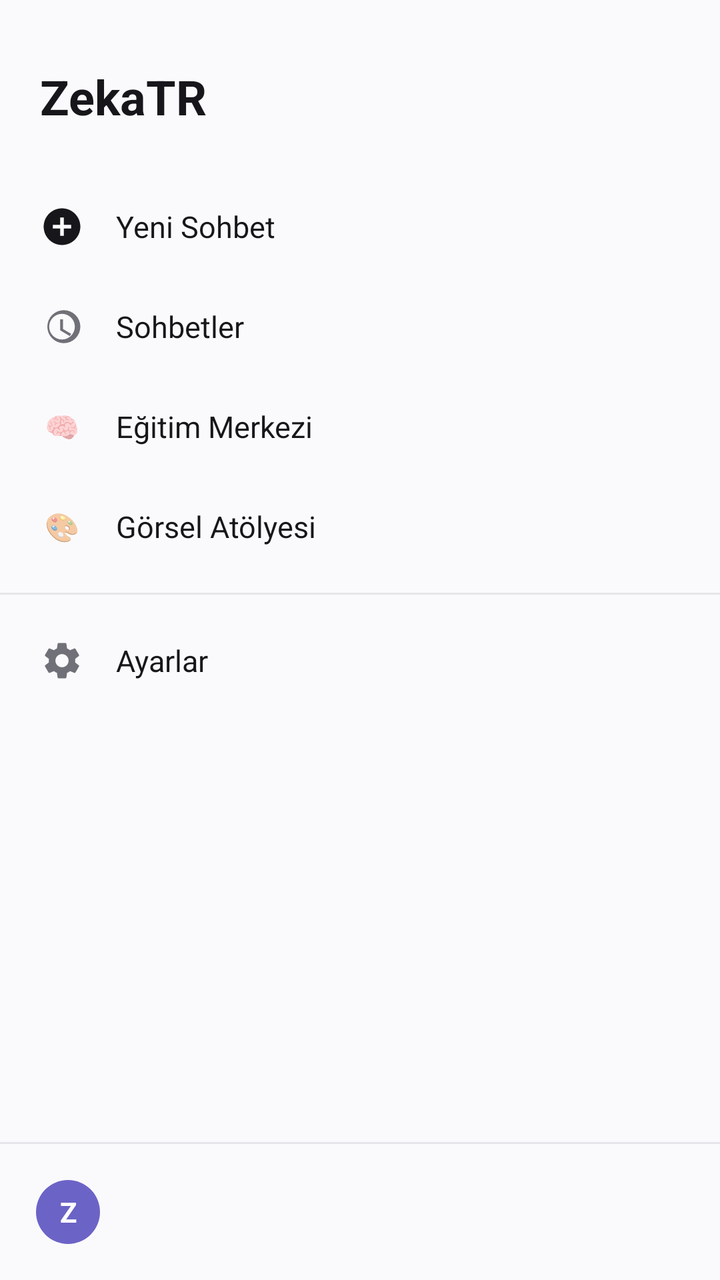
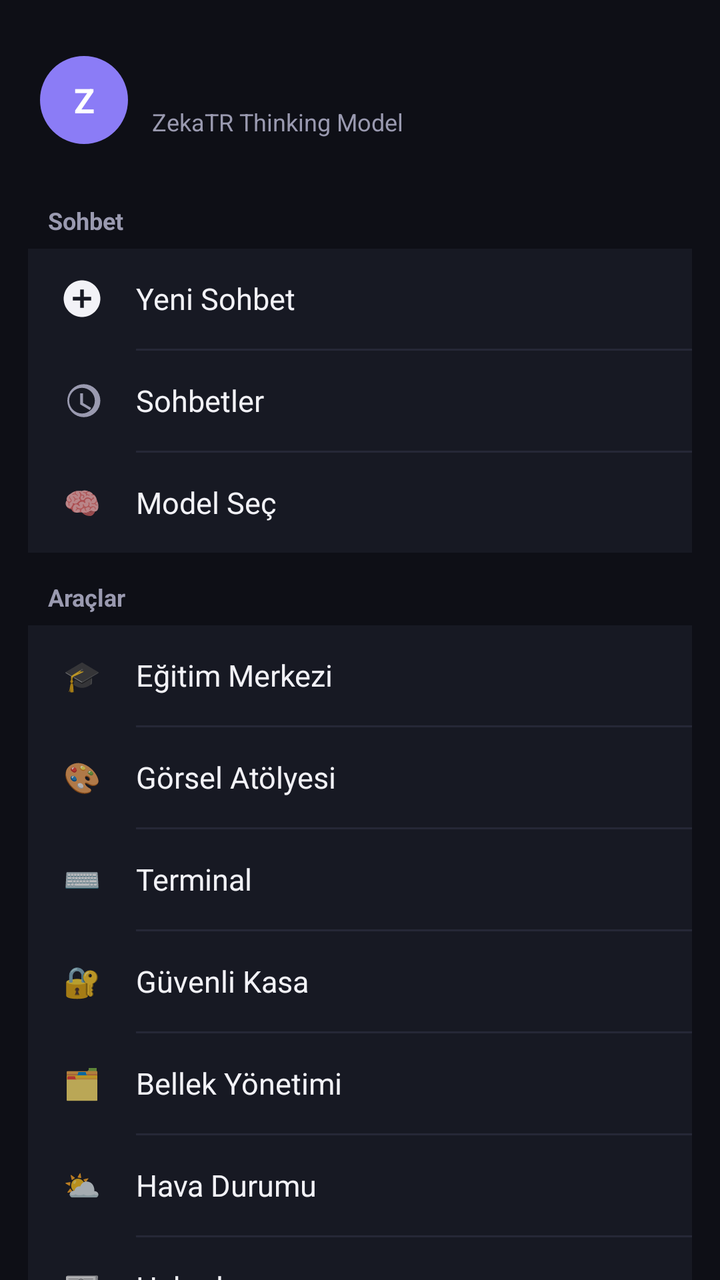

The first picture is an Android layout as it rendered before a commit; the second is the same layout after the commit. The layout source and the unified diff follow.
<!-- AndroidManifest.xml: application theme Theme.ZekaTR -->
<!-- res/layout/drawer_content.xml -->
<?xml version="1.0" encoding="utf-8"?>
<LinearLayout xmlns:android="http://schemas.android.com/apk/res/android"
    android:layout_width="match_parent"
    android:layout_height="match_parent"
    android:orientation="vertical"
    android:background="@color/bg_main"
    android:paddingTop="32dp">

    <TextView
        android:layout_width="wrap_content"
        android:layout_height="wrap_content"
        android:layout_marginStart="20dp"
        android:layout_marginBottom="24dp"
        android:text="@string/app_name"
        android:textColor="@color/text_primary"
        android:textSize="24sp"
        android:textStyle="bold" />

    <LinearLayout
        android:id="@+id/rowNewChat"
        android:layout_width="match_parent"
        android:layout_height="wrap_content"
        android:orientation="horizontal"
        android:gravity="center_vertical"
        android:clickable="true"
        android:focusable="true"
        android:background="?attr/selectableItemBackground"
        android:paddingHorizontal="20dp"
        android:paddingVertical="14dp">

        <ImageView
            android:layout_width="22dp"
            android:layout_height="22dp"
            android:src="@drawable/ic_new_chat"
            android:contentDescription="@string/history_new_chat" />

        <TextView
            android:layout_width="wrap_content"
            android:layout_height="wrap_content"
            android:layout_marginStart="16dp"
            android:text="@string/history_new_chat"
            android:textColor="@color/text_primary"
            android:textSize="15sp" />
    </LinearLayout>

    <LinearLayout
        android:id="@+id/rowHistory"
        android:layout_width="match_parent"
        android:layout_height="wrap_content"
        android:orientation="horizontal"
        android:gravity="center_vertical"
        android:clickable="true"
        android:focusable="true"
        android:background="?attr/selectableItemBackground"
        android:paddingHorizontal="20dp"
        android:paddingVertical="14dp">

        <ImageView
            android:layout_width="22dp"
            android:layout_height="22dp"
            android:src="@drawable/ic_history"
            android:contentDescription="@string/history_title" />

        <TextView
            android:layout_width="wrap_content"
            android:layout_height="wrap_content"
            android:layout_marginStart="16dp"
            android:text="@string/history_title"
            android:textColor="@color/text_primary"
            android:textSize="15sp" />
    </LinearLayout>

    <LinearLayout
        android:id="@+id/rowTraining"
        android:layout_width="match_parent"
        android:layout_height="wrap_content"
        android:orientation="horizontal"
        android:gravity="center_vertical"
        android:clickable="true"
        android:focusable="true"
        android:background="?attr/selectableItemBackground"
        android:paddingHorizontal="20dp"
        android:paddingVertical="14dp">
        <TextView android:layout_width="22dp" android:layout_height="22dp" android:text="🧠" android:gravity="center" />
        <TextView android:layout_width="wrap_content" android:layout_height="wrap_content" android:layout_marginStart="16dp" android:text="Eğitim Merkezi" android:textColor="@color/text_primary" android:textSize="15sp" />
    </LinearLayout>

    <LinearLayout
        android:id="@+id/rowImageLab"
        android:layout_width="match_parent"
        android:layout_height="wrap_content"
        android:orientation="horizontal"
        android:gravity="center_vertical"
        android:clickable="true"
        android:focusable="true"
        android:background="?attr/selectableItemBackground"
        android:paddingHorizontal="20dp"
        android:paddingVertical="14dp">
        <TextView android:layout_width="22dp" android:layout_height="22dp" android:text="🎨" android:gravity="center" />
        <TextView android:layout_width="wrap_content" android:layout_height="wrap_content" android:layout_marginStart="16dp" android:text="Görsel Atölyesi" android:textColor="@color/text_primary" android:textSize="15sp" />
    </LinearLayout>

    <View
        android:layout_width="match_parent"
        android:layout_height="1dp"
        android:layout_marginVertical="8dp"
        android:background="@color/divider" />

    <LinearLayout
        android:id="@+id/rowSettings"
        android:layout_width="match_parent"
        android:layout_height="wrap_content"
        android:orientation="horizontal"
        android:gravity="center_vertical"
        android:clickable="true"
        android:focusable="true"
        android:background="?attr/selectableItemBackground"
        android:paddingHorizontal="20dp"
        android:paddingVertical="14dp">

        <ImageView
            android:layout_width="22dp"
            android:layout_height="22dp"
            android:src="@drawable/ic_settings"
            android:contentDescription="@string/settings_title" />

        <TextView
            android:layout_width="wrap_content"
            android:layout_height="wrap_content"
            android:layout_marginStart="16dp"
            android:text="@string/settings_title"
            android:textColor="@color/text_primary"
            android:textSize="15sp" />
    </LinearLayout>

    <View
        android:layout_width="0dp"
        android:layout_height="0dp"
        android:layout_weight="1" />

    <View
        android:layout_width="match_parent"
        android:layout_height="1dp"
        android:background="@color/divider" />

    <LinearLayout
        android:layout_width="match_parent"
        android:layout_height="wrap_content"
        android:orientation="horizontal"
        android:gravity="center_vertical"
        android:padding="18dp">

        <TextView
            android:id="@+id/textDrawerAvatar"
            android:layout_width="32dp"
            android:layout_height="32dp"
            android:background="@drawable/bg_avatar_circle"
            android:gravity="center"
            android:text="Z"
            android:textColor="@color/white"
            android:textStyle="bold" />

        <TextView
            android:id="@+id/textDrawerName"
            android:layout_width="wrap_content"
            android:layout_height="wrap_content"
            android:layout_marginStart="12dp"
            android:textColor="@color/text_primary"
            android:textSize="14sp" />
    </LinearLayout>
</LinearLayout>
<!-- resources referenced by this layout -->
<resources>
  <color name="bg_main">#FAFAFC</color>
  <color name="divider">#E5E5EA</color>
  <color name="text_primary">#17171B</color>
  <color name="white">#FFFFFF</color>
  <string name="app_name">ZekaTR</string>
  <string name="history_new_chat">Yeni Sohbet</string>
  <string name="history_title">Sohbetler</string>
  <string name="settings_title">Ayarlar</string>
  <style name="Theme.ZekaTR" parent="Theme.MaterialComponents.DayNight.NoActionBar">
          <item name="colorPrimary">@color/accent</item>
          <item name="colorPrimaryDark">@color/accent_dark</item>
          <item name="colorAccent">@color/accent</item>
          <item name="android:windowBackground">@color/bg_main</item>
          <item name="android:statusBarColor">@color/bg_main</item>
          <item name="android:windowLightStatusBar" tools:targetApi="m">true</item>
      </style>
  <color name="accent">#6B63C6</color>
  <color name="text_secondary">#707078</color>
  <color name="accent_dark">#5048A6</color>
  <!-- unchanged entries left out for length: 4 -->
</resources>

<!-- the commit's change to res/layout/drawer_content.xml (unified diff, before → after) -->
@@ -1,171 +1,140 @@
 <?xml version="1.0" encoding="utf-8"?>
 <LinearLayout xmlns:android="http://schemas.android.com/apk/res/android"
-    android:layout_width="match_parent"
+    android:layout_width="300dp"
     android:layout_height="match_parent"
     android:orientation="vertical"
-    android:background="@color/bg_main"
-    android:paddingTop="32dp">
+    android:background="@color/bg_main">
 
-    <TextView
-        android:layout_width="wrap_content"
-        android:layout_height="wrap_content"
-        android:layout_marginStart="20dp"
-        android:layout_marginBottom="24dp"
-        android:text="@string/app_name"
-        android:textColor="@color/text_primary"
-        android:textSize="24sp"
-        android:textStyle="bold" />
-
-    <LinearLayout
-        android:id="@+id/rowNewChat"
-        android:layout_width="match_parent"
-        android:layout_height="wrap_content"
-        android:orientation="horizontal"
-        android:gravity="center_vertical"
-        android:clickable="true"
-        android:focusable="true"
-        android:background="?attr/selectableItemBackground"
-        android:paddingHorizontal="20dp"
-        android:paddingVertical="14dp">
-
-        <ImageView
-            android:layout_width="22dp"
-            android:layout_height="22dp"
-            android:src="@drawable/ic_new_chat"
-            android:contentDescription="@string/history_new_chat" />
-
-        <TextView
-            android:layout_width="wrap_content"
-            android:layout_height="wrap_content"
-            android:layout_marginStart="16dp"
-            android:text="@string/history_new_chat"
-            android:textColor="@color/text_primary"
-            android:textSize="15sp" />
-    </LinearLayout>
-
-    <LinearLayout
-        android:id="@+id/rowHistory"
-        android:layout_width="match_parent"
-        android:layout_height="wrap_content"
-        android:orientation="horizontal"
-        android:gravity="center_vertical"
-        android:clickable="true"
-        android:focusable="true"
-        android:background="?attr/selectableItemBackground"
-        android:paddingHorizontal="20dp"
-        android:paddingVertical="14dp">
-
-        <ImageView
-            android:layout_width="22dp"
-            android:layout_height="22dp"
-            android:src="@drawable/ic_history"
-            android:contentDescription="@string/history_title" />
-
-        <TextView
-            android:layout_width="wrap_content"
-            android:layout_height="wrap_content"
-            android:layout_marginStart="16dp"
-            android:text="@string/history_title"
-            android:textColor="@color/text_primary"
-            android:textSize="15sp" />
-    </LinearLayout>
-
-    <LinearLayout
-        android:id="@+id/rowTraining"
-        android:layout_width="match_parent"
-        android:layout_height="wrap_content"
-        android:orientation="horizontal"
-        android:gravity="center_vertical"
-        android:clickable="true"
-        android:focusable="true"
-        android:background="?attr/selectableItemBackground"
-        android:paddingHorizontal="20dp"
-        android:paddingVertical="14dp">
-        <TextView android:layout_width="22dp" android:layout_height="22dp" android:text="🧠" android:gravity="center" />
-        <TextView android:layout_width="wrap_content" android:layout_height="wrap_content" android:layout_marginStart="16dp" android:text="Eğitim Merkezi" android:textColor="@color/text_primary" android:textSize="15sp" />
-    </LinearLayout>
-
-    <LinearLayout
-        android:id="@+id/rowImageLab"
-        android:layout_width="match_parent"
-        android:layout_height="wrap_content"
-        android:orientation="horizontal"
-        android:gravity="center_vertical"
-        android:clickable="true"
-        android:focusable="true"
-        android:background="?attr/selectableItemBackground"
-        android:paddingHorizontal="20dp"
-        android:paddingVertical="14dp">
-        <TextView android:layout_width="22dp" android:layout_height="22dp" android:text="🎨" android:gravity="center" />
-        <TextView android:layout_width="wrap_content" android:layout_height="wrap_content" android:layout_marginStart="16dp" android:text="Görsel Atölyesi" android:textColor="@color/text_primary" android:textSize="15sp" />
-    </LinearLayout>
-
-    <View
-        android:layout_width="match_parent"
-        android:layout_height="1dp"
-        android:layout_marginVertical="8dp"
-        android:background="@color/divider" />
-
-    <LinearLayout
-        android:id="@+id/rowSettings"
-        android:layout_width="match_parent"
-        android:layout_height="wrap_content"
-        android:orientation="horizontal"
-        android:gravity="center_vertical"
-        android:clickable="true"
-        android:focusable="true"
-        android:background="?attr/selectableItemBackground"
-        android:paddingHorizontal="20dp"
-        android:paddingVertical="14dp">
-
-        <ImageView
-            android:layout_width="22dp"
-            android:layout_height="22dp"
-            android:src="@drawable/ic_settings"
-            android:contentDescription="@string/settings_title" />
-
-        <TextView
-            android:layout_width="wrap_content"
-            android:layout_height="wrap_content"
-            android:layout_marginStart="16dp"
-            android:text="@string/settings_title"
-            android:textColor="@color/text_primary"
-            android:textSize="15sp" />
-    </LinearLayout>
-
-    <View
-        android:layout_width="0dp"
-        android:layout_height="0dp"
-        android:layout_weight="1" />
-
-    <View
-        android:layout_width="match_parent"
-        android:layout_height="1dp"
-        android:background="@color/divider" />
-
+    
     <LinearLayout
         android:layout_width="match_parent"
         android:layout_height="wrap_content"
         android:orientation="horizontal"
         android:gravity="center_vertical"
-        android:padding="18dp">
+        android:paddingHorizontal="20dp"
+        android:paddingTop="28dp"
+        android:paddingBottom="16dp">
 
         <TextView
             android:id="@+id/textDrawerAvatar"
-            android:layout_width="32dp"
-            android:layout_height="32dp"
+            android:layout_width="44dp"
+            android:layout_height="44dp"
             android:background="@drawable/bg_avatar_circle"
             android:gravity="center"
             android:text="Z"
             android:textColor="@color/white"
+            android:textSize="17sp"
             android:textStyle="bold" />
 
-        <TextView
-            android:id="@+id/textDrawerName"
-            android:layout_width="wrap_content"
+        <LinearLayout
+            android:layout_width="0dp"
             android:layout_height="wrap_content"
+            android:layout_weight="1"
             android:layout_marginStart="12dp"
-            android:textColor="@color/text_primary"
-            android:textSize="14sp" />
+            android:orientation="vertical">
+
+            <TextView
+                android:id="@+id/textDrawerName"
+                android:layout_width="wrap_content"
+                android:layout_height="wrap_content"
+                android:textColor="@color/text_primary"
+                android:textSize="16sp"
+                android:textStyle="bold" />
+
+            <TextView
+                android:layout_width="wrap_content"
+                android:layout_height="wrap_content"
+                android:text="ZekaTR Thinking Model"
+                android:textColor="@color/text_secondary"
+                android:textSize="12sp" />
+        </LinearLayout>
     </LinearLayout>
+
+    <ScrollView
+        android:layout_width="match_parent"
+        android:layout_height="0dp"
+        android:layout_weight="1"
+        android:fillViewport="true"
+        android:scrollbars="none">
+
+        <LinearLayout
+            android:layout_width="match_parent"
+            android:layout_height="wrap_content"
+            android:orientation="vertical"
+            android:paddingHorizontal="14dp"
+            android:paddingBottom="10dp">
+
+            
+            <TextView style="@style/DrawerSectionLabel" android:text="Sohbet" />
+
+            <LinearLayout android:layout_width="match_parent" android:layout_height="wrap_content" android:orientation="vertical" android:background="@drawable/bg_drawer_card">
+                <LinearLayout android:id="@+id/rowNewChat" style="@style/DrawerRow">
+                    <ImageView style="@style/DrawerRowIcon" android:src="@drawable/ic_new_chat" android:contentDescription="@string/history_new_chat" />
+                    <TextView style="@style/DrawerRowText" android:text="@string/history_new_chat" />
+                </LinearLayout>
+                <View style="@style/DrawerDivider" />
+                <LinearLayout android:id="@+id/rowHistory" style="@style/DrawerRow">
+                    <ImageView style="@style/DrawerRowIcon" android:src="@drawable/ic_history" android:contentDescription="@string/history_title" />
+                    <TextView style="@style/DrawerRowText" android:text="@string/history_title" />
+                </LinearLayout>
+                <View style="@style/DrawerDivider" />
+                <LinearLayout android:id="@+id/rowModel" style="@style/DrawerRow">
+                    <TextView style="@style/DrawerRowEmoji" android:text="🧠" />
+                    <TextView style="@style/DrawerRowText" android:text="Model Seç" />
+                </LinearLayout>
+            </LinearLayout>
+
+            
+            <TextView style="@style/DrawerSectionLabel" android:text="Araçlar" />
+
+            <LinearLayout android:layout_width="match_parent" android:layout_height="wrap_content" android:orientation="vertical" android:background="@drawable/bg_drawer_card">
+                <LinearLayout android:id="@+id/rowTraining" style="@style/DrawerRow">
+                    <TextView style="@style/DrawerRowEmoji" android:text="🎓" />
+                    <TextView style="@style/DrawerRowText" android:text="Eğitim Merkezi" />
+                </LinearLayout>
+                <View style="@style/DrawerDivider" />
+                <LinearLayout android:id="@+id/rowImageLab" style="@style/DrawerRow">
+                    <TextView style="@style/DrawerRowEmoji" android:text="🎨" />
+                    <TextView style="@style/DrawerRowText" android:text="Görsel Atölyesi" />
+                </LinearLayout>
+                <View style="@style/DrawerDivider" />
+                <LinearLayout android:id="@+id/rowTerminal" style="@style/DrawerRow">
+                    <TextView style="@style/DrawerRowEmoji" android:text="⌨️" />
+                    <TextView style="@style/DrawerRowText" android:text="Terminal" />
+                </LinearLayout>
+                <View style="@style/DrawerDivider" />
+                <LinearLayout android:id="@+id/rowVault" style="@style/DrawerRow">
+                    <TextView style="@style/DrawerRowEmoji" android:text="🔐" />
+                    <TextView style="@style/DrawerRowText" android:text="Güvenli Kasa" />
+                </LinearLayout>
+                <View style="@style/DrawerDivider" />
+                <LinearLayout android:id="@+id/rowMemory" style="@style/DrawerRow">
+                    <TextView style="@style/DrawerRowEmoji" android:text="🗂️" />
+                    <TextView style="@style/DrawerRowText" android:text="Bellek Yönetimi" />
+                </LinearLayout>
+                <View style="@style/DrawerDivider" />
+                <LinearLayout android:id="@+id/rowWeather" style="@style/DrawerRow">
+                    <TextView style="@style/DrawerRowEmoji" android:text="⛅" />
+                    <TextView style="@style/DrawerRowText" android:text="Hava Durumu" />
+                </LinearLayout>
+                <View style="@style/DrawerDivider" />
+                <LinearLayout android:id="@+id/rowNews" style="@style/DrawerRow">
+                    <TextView style="@style/DrawerRowEmoji" android:text="📰" />
+                    <TextView style="@style/DrawerRowText" android:text="Haberler" />
+                </LinearLayout>
+            </LinearLayout>
+
+            
+            <TextView style="@style/DrawerSectionLabel" android:text="Hesap" />
+
+            <LinearLayout android:layout_width="match_parent" android:layout_height="wrap_content" android:orientation="vertical" android:background="@drawable/bg_drawer_card">
+                <LinearLayout android:id="@+id/rowSettings" style="@style/DrawerRow">
+                    <ImageView style="@style/DrawerRowIcon" android:src="@drawable/ic_settings" android:contentDescription="@string/settings_title" />
+                    <TextView style="@style/DrawerRowText" android:text="@string/settings_title" />
+                </LinearLayout>
+            </LinearLayout>
+
+            <View android:layout_width="match_parent" android:layout_height="8dp" />
+        </LinearLayout>
+    </ScrollView>
 </LinearLayout>
<!-- resource entries referenced after the edit -->
@@ -1,24 +1,86 @@
 <!-- resources referenced by this layout -->
 <resources>
-  <color name="bg_main">#FAFAFC</color>
-  <color name="divider">#E5E5EA</color>
-  <color name="text_primary">#17171B</color>
+  <color name="bg_main">#0E0F16</color>
+  <color name="divider">#262837</color>
+  <!-- drawable bg_drawer_row_ripple (drawable) -->
+  <?xml version="1.0" encoding="utf-8"?>
+  <ripple xmlns:android="http://schemas.android.com/apk/res/android" android:color="#22FFFFFF">
+      <item>
+          <shape android:shape="rectangle">
+              <solid android:color="@color/bg_surface" />
+          </shape>
+      </item>
+  </ripple>
+  <color name="text_primary">#F2F2F7</color>
   <color name="white">#FFFFFF</color>
-  <string name="app_name">ZekaTR</string>
+  <!-- drawable bg_drawer_card (drawable) -->
+  <?xml version="1.0" encoding="utf-8"?>
+  <shape xmlns:android="http://schemas.android.com/apk/res/android" android:shape="rectangle">
+      <corners android:radius="16dp" />
+      <solid android:color="@color/bg_surface" />
+  </shape>
   <string name="history_new_chat">Yeni Sohbet</string>
   <string name="history_title">Sohbetler</string>
   <string name="settings_title">Ayarlar</string>
-  <style name="Theme.ZekaTR" parent="Theme.MaterialComponents.DayNight.NoActionBar">
+  <style name="DrawerDivider">
+          <item name="android:layout_width">match_parent</item>
+          <item name="android:layout_height">1dp</item>
+          <item name="android:layout_marginStart">54dp</item>
+          <item name="android:background">@color/divider</item>
+      </style>
+  <style name="DrawerRow">
+          <item name="android:layout_width">match_parent</item>
+          <item name="android:layout_height">wrap_content</item>
+          <item name="android:orientation">horizontal</item>
+          <item name="android:gravity">center_vertical</item>
+          <item name="android:clickable">true</item>
+          <item name="android:focusable">true</item>
+          <item name="android:background">@drawable/bg_drawer_row_ripple</item>
+          <item name="android:paddingHorizontal">16dp</item>
+          <item name="android:paddingVertical">14dp</item>
+      </style>
+  <style name="DrawerRowEmoji">
+          <item name="android:layout_width">22dp</item>
+          <item name="android:layout_height">22dp</item>
+          <item name="android:gravity">center</item>
+          <item name="android:textSize">15sp</item>
+      </style>
+  <style name="DrawerRowIcon">
+          <item name="android:layout_width">22dp</item>
+          <item name="android:layout_height">22dp</item>
+      </style>
+  <style name="DrawerRowText">
+          <item name="android:layout_width">wrap_content</item>
+          <item name="android:layout_height">wrap_content</item>
+          <item name="android:layout_marginStart">16dp</item>
+          <item name="android:textColor">@color/text_primary</item>
+          <item name="android:textSize">15sp</item>
+      </style>
+  <style name="DrawerSectionLabel">
+          <item name="android:layout_width">wrap_content</item>
+          <item name="android:layout_height">wrap_content</item>
+          <item name="android:layout_marginStart">10dp</item>
+          <item name="android:layout_marginTop">14dp</item>
+          <item name="android:layout_marginBottom">6dp</item>
+          <item name="android:textColor">@color/text_secondary</item>
+          <item name="android:textSize">12sp</item>
+          <item name="android:textStyle">bold</item>
+      </style>
+  <style name="Theme.ZekaTR" parent="Theme.MaterialComponents.NoActionBar">
           <item name="colorPrimary">@color/accent</item>
-          <item name="colorPrimaryDark">@color/accent_dark</item>
+          <item name="colorPrimaryDark">@color/bg_main</item>
           <item name="colorAccent">@color/accent</item>
+          <item name="colorSurface">@color/bg_surface</item>
+          <item name="colorOnSurface">@color/text_primary</item>
           <item name="android:windowBackground">@color/bg_main</item>
           <item name="android:statusBarColor">@color/bg_main</item>
-          <item name="android:windowLightStatusBar" tools:targetApi="m">true</item>
+          <item name="android:navigationBarColor">@color/bg_main</item>
+          <item name="android:windowLightStatusBar" tools:targetApi="m">false</item>
+          <item name="android:windowLightNavigationBar" tools:targetApi="o_mr1">false</item>
       </style>
-  <color name="accent">#6B63C6</color>
-  <color name="text_secondary">#707078</color>
-  <color name="accent_dark">#5048A6</color>
+  <color name="accent">#8B7CF6</color>
+  <color name="bg_surface">#171923</color>
+  <color name="text_secondary">#9A9AB0</color>
   <!-- unchanged entries left out for length: 4 -->
 </resources>
 
